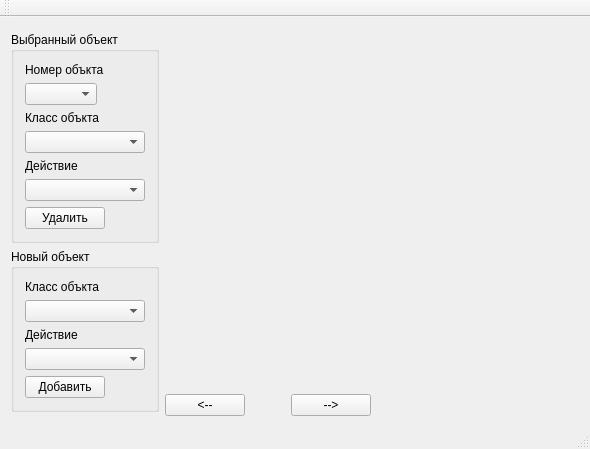
Qt form videoMarkup/ui/videoMarkup.ui (Fullback22/videoMarkup) before a commit.
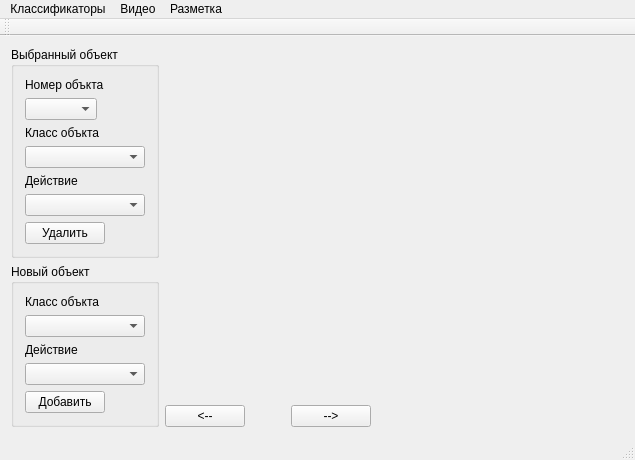
The same form after that commit. Custom widgets are drawn as their Qt base class.

The edit to the form file:
```diff
--- a/videoMarkup/ui/videoMarkup.ui
+++ b/videoMarkup/ui/videoMarkup.ui
@@ -6,8 +6,8 @@
    <rect>
     <x>0</x>
     <y>0</y>
-    <width>590</width>
-    <height>449</height>
+    <width>635</width>
+    <height>446</height>
    </rect>
   </property>
   <property name="windowTitle">
@@ -324,10 +324,51 @@
     <rect>
      <x>0</x>
      <y>0</y>
-     <width>590</width>
+     <width>635</width>
      <height>21</height>
     </rect>
    </property>
+   <widget class="QMenu" name="classificationMenu">
+    <property name="title">
+     <string>Классификаторы</string>
+    </property>
+    <widget class="QMenu" name="actionMenu">
+     <property name="title">
+      <string>Действие</string>
+     </property>
+     <addaction name="openActionClassifier"/>
+     <addaction name="createActionClassifier"/>
+     <addaction name="editActionClassifier"/>
+     <addaction name="saveActionClassifier"/>
+    </widget>
+    <widget class="QMenu" name="objectMenu">
+     <property name="title">
+      <string>Объект</string>
+     </property>
+     <addaction name="openObjectClassifier"/>
+     <addaction name="createObjectClassifier"/>
+     <addaction name="editObjectClassifier"/>
+     <addaction name="saveObjectClassifier"/>
+    </widget>
+    <addaction name="actionMenu"/>
+    <addaction name="objectMenu"/>
+   </widget>
+   <widget class="QMenu" name="videoMenu">
+    <property name="title">
+     <string>Видео</string>
+    </property>
+    <addaction name="openVideo"/>
+   </widget>
+   <widget class="QMenu" name="markupMenu">
+    <property name="title">
+     <string>Разметка</string>
+    </property>
+    <addaction name="createMarkup"/>
+    <addaction name="openMarkup"/>
+   </widget>
+   <addaction name="classificationMenu"/>
+   <addaction name="videoMenu"/>
+   <addaction name="markupMenu"/>
   </widget>
   <widget class="QToolBar" name="mainToolBar">
    <attribute name="toolBarArea">
```
Left out of the diff: 74 changed lines with no effect on the pictures.
